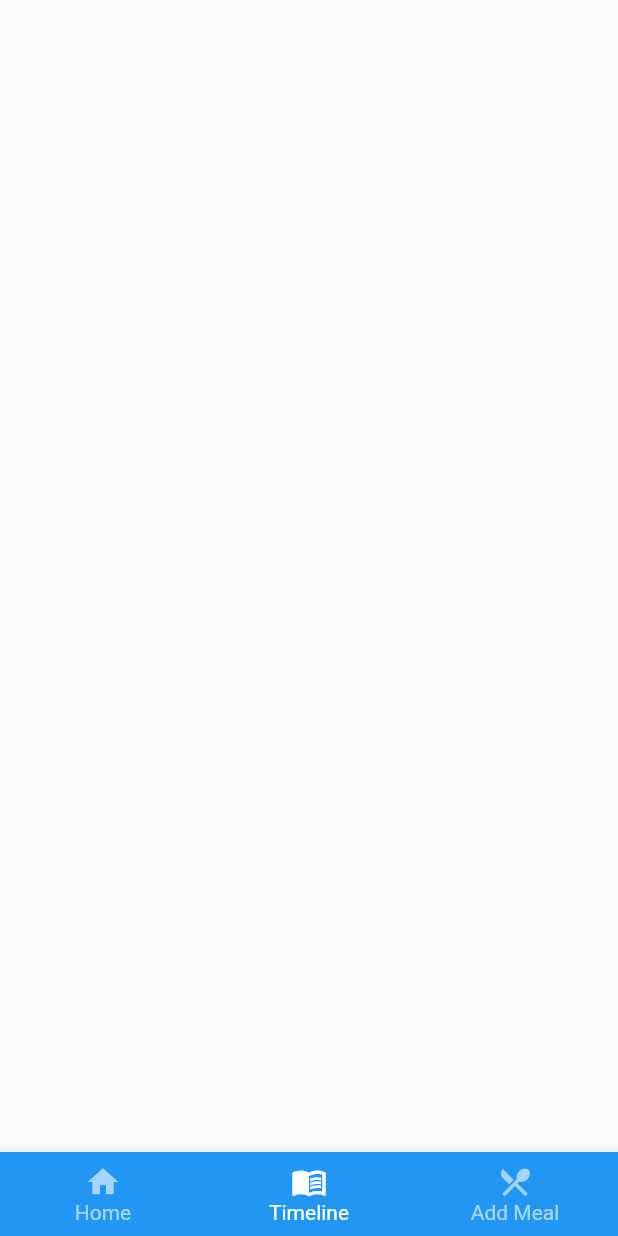
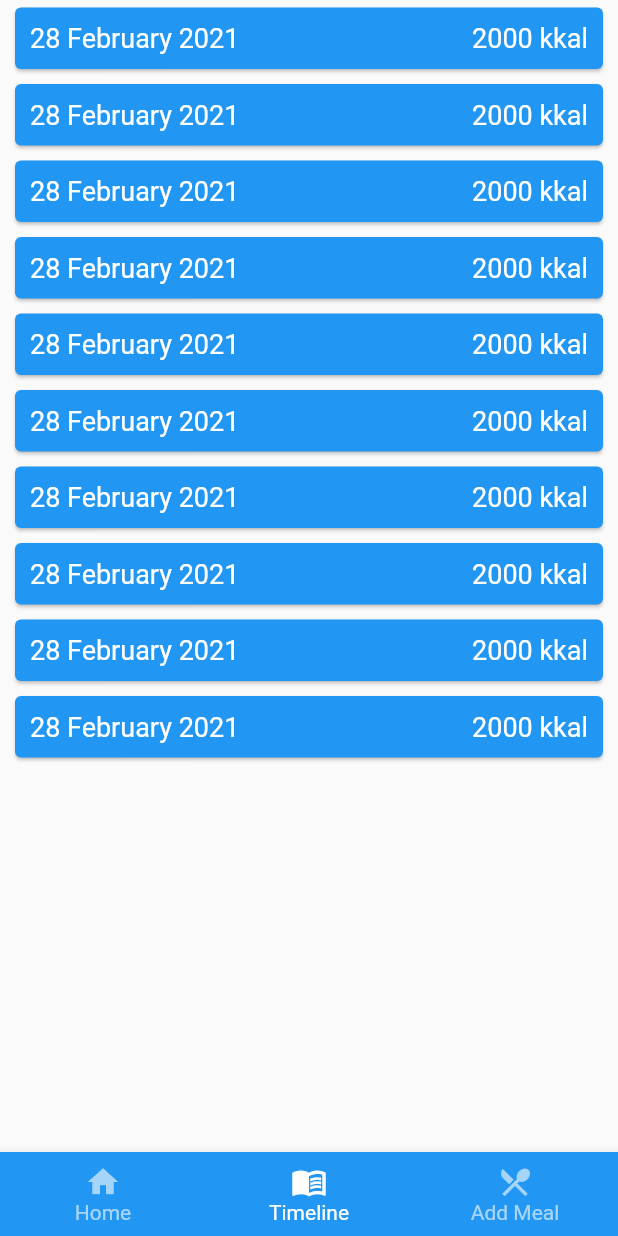
Before and after one commit to mandaputtra/caloria, a Flutter app: the screen it shows after launch, item 2 of the bottom bar chosen, on a phone screen of 412 x 824 dp. Run offline on Flutter 3.47's test engine with Material 2 defaults, Android fonts, the phone set to English and light mode, and no system bars; our stand-ins replace get, timelines.

Commit message:
feat: timeline init

```diff
--- a/lib/constants.dart
+++ b/lib/constants.dart
@@ -1,4 +1,6 @@
 import 'package:flutter/material.dart';
 
-const kCardTitleStyle = TextStyle(color: Colors.white, fontSize: 16);
-const kCardSubTitleStyle = TextStyle(color: Colors.white, fontSize: 30);
+const kCardTitleStyle = TextStyle(color: Colors.white, fontSize: 18);
+
+const kHomeCardTitle = TextStyle(color: Colors.white, fontSize: 16);
+const kHomeCardSubTitle = TextStyle(color: Colors.white, fontSize: 16);
--- a/lib/screens/timeline.dart
+++ b/lib/screens/timeline.dart
@@ -1,4 +1,6 @@
+import 'package:caloria/constants.dart';
 import 'package:caloria/widgets/bottom_navigation.dart';
+import 'package:caloria/widgets/timeline.dart';
 import 'package:flutter/material.dart';
 
 class TimelineScreen extends StatelessWidget {
@@ -6,8 +8,44 @@ class TimelineScreen extends StatelessWidget {
 
   @override
   Widget build(BuildContext context) {
-    return const Scaffold(
-      bottomNavigationBar: BottomNavigation(),
+    return Scaffold(
+      bottomNavigationBar: const BottomNavigation(),
+      body: ListView.builder(
+        itemCount: 10,
+        itemBuilder: (context, index) {
+          return Card(
+            color: Colors.blue,
+            margin:
+                const EdgeInsets.only(left: 10, right: 10, top: 5, bottom: 5),
+            child: Padding(
+              padding: const EdgeInsets.all(10),
+              child: Column(
+                mainAxisAlignment: MainAxisAlignment.center,
+                crossAxisAlignment: CrossAxisAlignment.stretch,
+                children: <Widget>[
+                  Row(
+                    mainAxisAlignment: MainAxisAlignment.spaceBetween,
+                    children: const <Widget>[
+                      Text(
+                        '28 February 2021',
+                        style: kCardTitleStyle,
+                      ),
+                      Text(
+                        '2000 kkal',
+                        style: kCardTitleStyle,
+                      ),
+                    ],
+                  ),
+                  // TODO: Solve errors on implementing widget
+                  // const Expanded(
+                  //   child: TimelineWidget(),
+                  // ),
+                ],
+              ),
+            ),
+          );
+        },
+      ),
     );
   }
 }
--- a/lib/widgets/bottom_navigation.dart
+++ b/lib/widgets/bottom_navigation.dart
@@ -32,14 +32,14 @@ class _BottomNavigationState extends State<BottomNavigation> {
       onTap: (value) {
         int currentIndex = navigation.page.toInt();
         if (isCurrentRoutes(0, value, currentIndex)) {
-          Get.to(HomeScreen());
+          Get.to(() => HomeScreen());
         }
         if (isCurrentRoutes(1, value, currentIndex)) {
-          Get.to(const TimelineScreen());
+          Get.to(() => const TimelineScreen());
         }
 
         if (isCurrentRoutes(2, value, currentIndex)) {
-          Get.to(const InsertMealScreen());
+          Get.to(() => const InsertMealScreen());
         }
         navigation.changeIndex(value);
       },
--- a/lib/widgets/card.dart
+++ b/lib/widgets/card.dart
@@ -31,10 +31,10 @@ class _ComposableCardState extends State<ComposableCard> {
             children: <Widget>[
               Text(
                 widget.cardTitle,
-                style: kCardTitleStyle,
+                style: kHomeCardTitle,
               ),
               const SizedBox(height: 10),
-              Text(widget.cardValue, style: kCardSubTitleStyle),
+              Text(widget.cardValue, style: kHomeCardSubTitle),
             ],
           ),
         ),
--- a/pubspec.yaml
+++ b/pubspec.yaml
@@ -13,6 +13,7 @@ dependencies:
     sdk: flutter
   get: ^4.6.1
   cupertino_icons: ^1.0.2
+  timelines: ^0.1.0
 
 dev_dependencies:
   flutter_test:
```
Also changed, not shown: lib/widgets/timeline.dart (added, +96 -0 lines), pubspec.lock.
